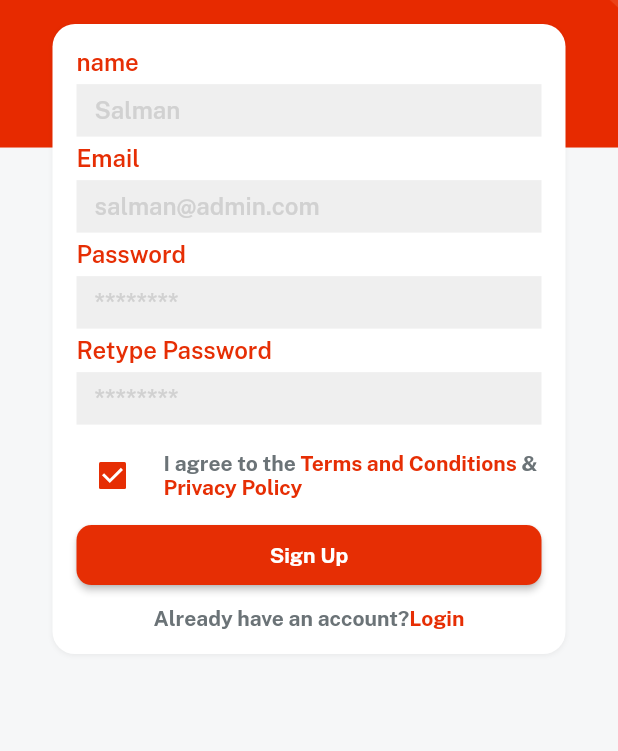
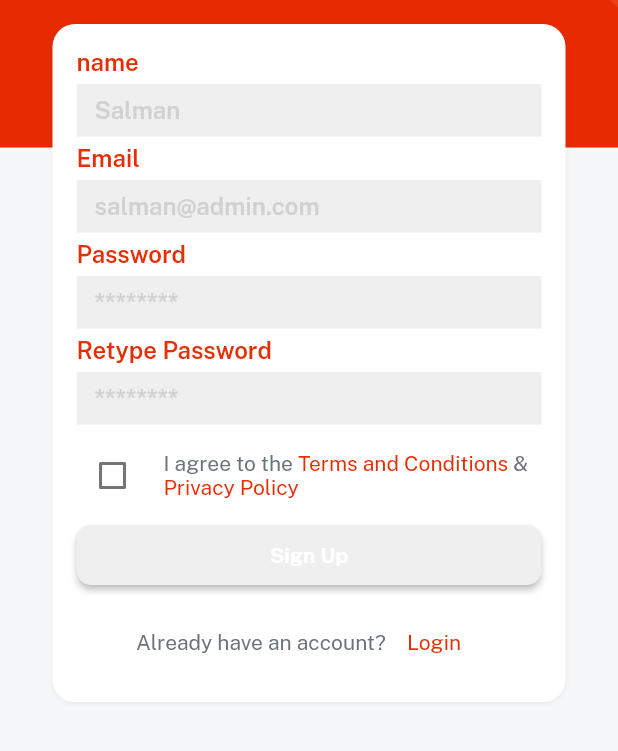
Before and after one commit to salmanulfarisi/business_empire, a Flutter app: the SignupScreen screen opened directly, on a phone screen of 412 x 824 dp, the part 284-1035 px from its top. Run offline on Flutter 3.47's test engine with Material 2 defaults, Android fonts, the phone set to English and light mode, and no system bars; our stand-ins replace cached_network_image, cloud_firestore, dotted_border, firebase_auth, firebase_core, flutter_spinkit and 7 more; missing offline and left inert: awesome_card; accounts and stored records are empty; network calls fail.

Commit message:
fixed some bugs in signup

```diff
--- a/lib/screen/auth/signup.dart
+++ b/lib/screen/auth/signup.dart
@@ -1,4 +1,3 @@
-import 'package:business_empire/screen/auth/login_screen.dart';
 import 'package:business_empire/screen/auth/widget/custom_textfield.dart';
 import 'package:business_empire/screen/wholesale/shop/widgets/consts.dart';
 import 'package:business_empire/screen/wholesale/shop/widgets/our_button.dart';
@@ -7,9 +6,15 @@ import 'package:business_empire/widgets/app_logo_widget.dart';
 import 'package:flutter/material.dart';
 import 'package:get/get.dart';
 
-class SignupScreen extends StatelessWidget {
+class SignupScreen extends StatefulWidget {
   const SignupScreen({Key? key}) : super(key: key);
 
+  @override
+  State<SignupScreen> createState() => _SignupScreenState();
+}
+
+class _SignupScreenState extends State<SignupScreen> {
+  bool? isChecked = false;
   @override
   Widget build(BuildContext context) {
     return bgWidget(
@@ -40,8 +45,12 @@ class SignupScreen extends StatelessWidget {
                     children: [
                       Checkbox(
                         activeColor: redColor,
-                        value: true,
-                        onChanged: (value) {},
+                        value: isChecked,
+                        onChanged: (value) {
+                          setState(() {
+                            isChecked = value;
+                          });
+                        },
                       ),
                       10.widthBox,
                       Expanded(
@@ -49,19 +58,23 @@ class SignupScreen extends StatelessWidget {
                             text: const TextSpan(children: [
                           TextSpan(
                             text: "I agree to the ",
-                            style: TextStyle(fontFamily: bold, color: fontGrey),
+                            style:
+                                TextStyle(fontFamily: regular, color: fontGrey),
                           ),
                           TextSpan(
                             text: termsConditions,
-                            style: TextStyle(fontFamily: bold, color: redColor),
+                            style:
+                                TextStyle(fontFamily: regular, color: redColor),
                           ),
                           TextSpan(
                             text: " & ",
-                            style: TextStyle(fontFamily: bold, color: fontGrey),
+                            style:
+                                TextStyle(fontFamily: regular, color: fontGrey),
                           ),
                           TextSpan(
                             text: privacyPolicy,
-                            style: TextStyle(fontFamily: bold, color: redColor),
+                            style:
+                                TextStyle(fontFamily: regular, color: redColor),
                           ),
                         ])),
                       )
@@ -69,7 +82,7 @@ class SignupScreen extends StatelessWidget {
                   ),
                   5.heightBox,
                   ourButton(
-                          color: redColor,
+                          color: isChecked == true ? redColor : lightGrey,
                           textColor: whiteColor,
                           title: signup,
                           onPress: () {})
@@ -77,19 +90,17 @@ class SignupScreen extends StatelessWidget {
                       .width(context.screenWidth)
                       .make(),
                   10.heightBox,
-                  RichText(
-                      text: const TextSpan(children: [
-                    TextSpan(
-                      text: alreadyHaveAcc,
-                      style: TextStyle(fontFamily: bold, color: fontGrey),
-                    ),
-                    TextSpan(
-                      text: login,
-                      style: TextStyle(fontFamily: bold, color: redColor),
-                    ),
-                  ])).onTap(() {
-                    Get.to(() => const LoginScreen());
-                  })
+                  Row(
+                    mainAxisAlignment: MainAxisAlignment.center,
+                    children: [
+                      alreadyHaveAcc.text.color(fontGrey).make(),
+                      TextButton(
+                          onPressed: () {
+                            Get.back();
+                          },
+                          child: login.text.color(redColor).make())
+                    ],
+                  )
                 ],
               )
                   .box
```
